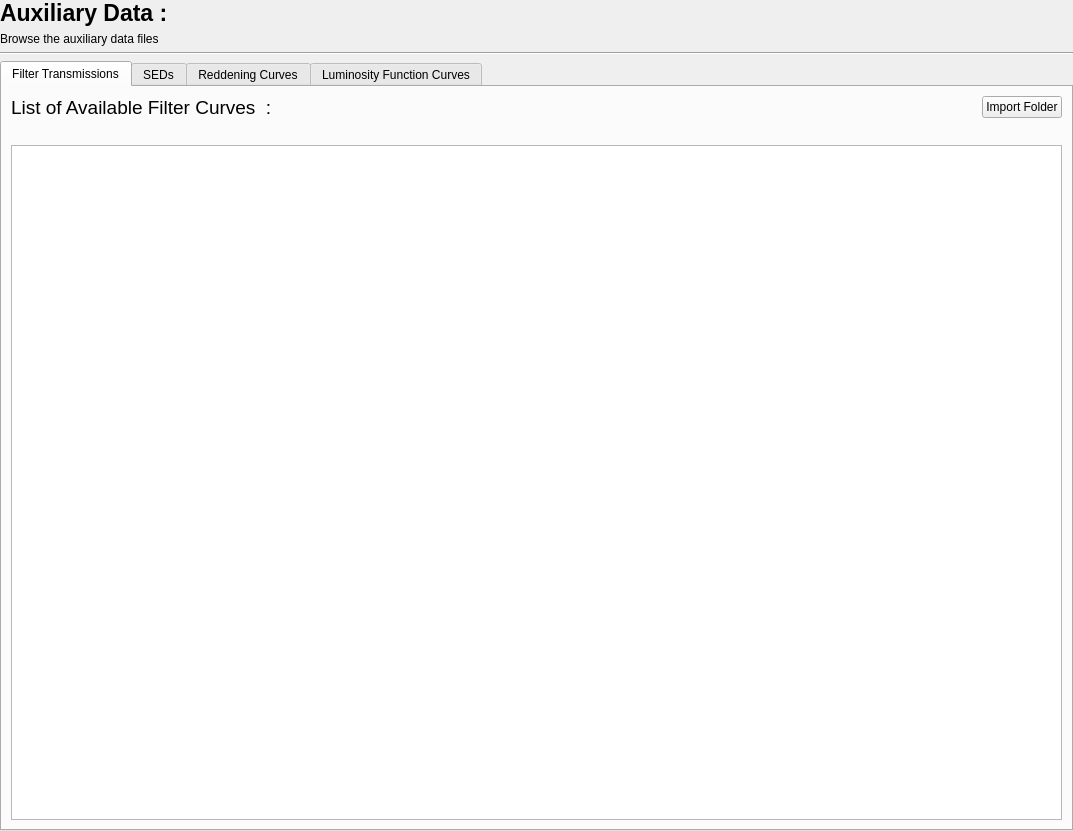
Above: PhzQtUI/auxdir/PhzQtUI/FormAuxDataManagement.ui from astrorama/Phosphoros before the change. Below: the same form after it.
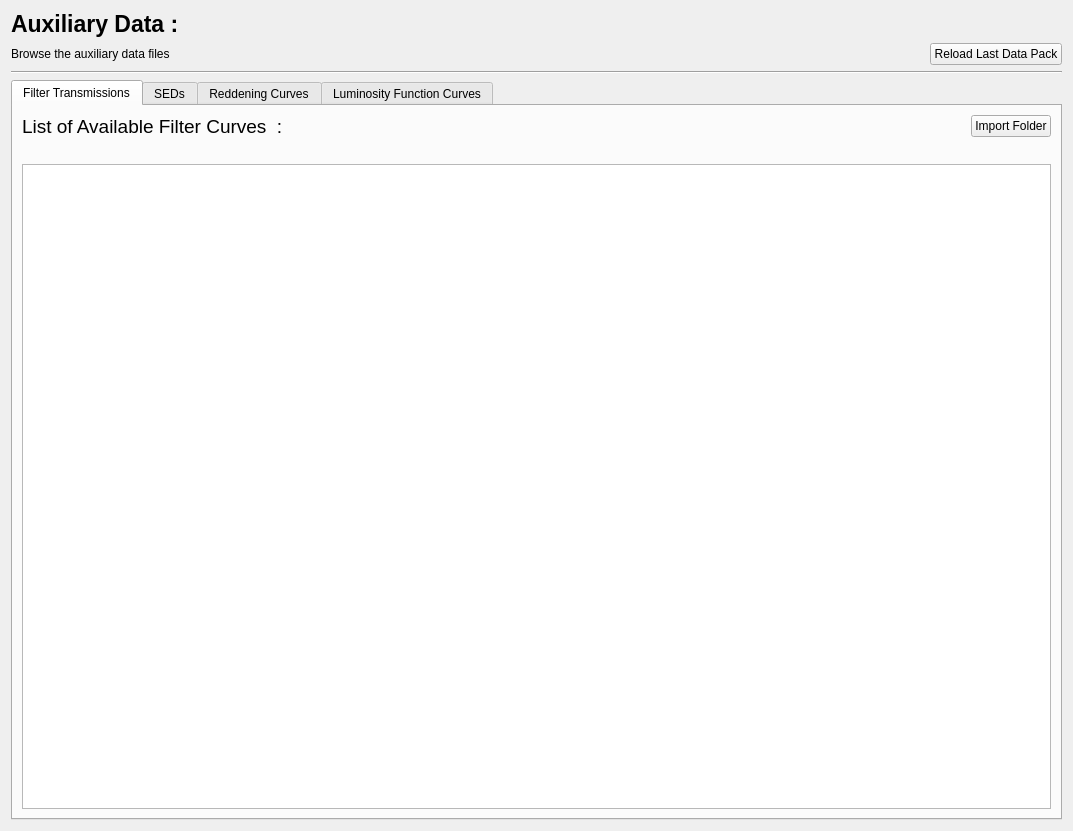
That is the form after the change.

Commit message: Add the possibility to reload the current last data pack

Patch:
```diff
--- a/PhzQtUI/auxdir/PhzQtUI/FormAuxDataManagement.ui
+++ b/PhzQtUI/auxdir/PhzQtUI/FormAuxDataManagement.ui
@@ -14,9 +14,6 @@
    <string>Form</string>
   </property>
   <layout class="QVBoxLayout" name="verticalLayout_2">
-   <property name="margin">
-    <number>0</number>
-   </property>
    <item>
     <layout class="QHBoxLayout" name="horizontalLayout_12">
      <item>
@@ -49,11 +46,35 @@
     </layout>
    </item>
    <item>
+    <layout class="QHBoxLayout" name="horizontalLayout_2">
+     <item>
     <widget class="QLabel" name="label">
      <property name="text">
       <string>Browse the auxiliary data files</string>
      </property>
     </widget>
+     </item>
+     <item>
+      <spacer name="horizontalSpacer_5">
+       <property name="orientation">
+        <enum>Qt::Horizontal</enum>
+       </property>
+       <property name="sizeHint" stdset="0">
+        <size>
+         <width>40</width>
+         <height>20</height>
+        </size>
+       </property>
+      </spacer>
+     </item>
+     <item>
+      <widget class="QPushButton" name="bt_reloadDP">
+       <property name="text">
+        <string>Reload Last Data Pack</string>
+       </property>
+      </widget>
+     </item>
+    </layout>
    </item>
    <item>
     <widget class="Line" name="line_10">
```
Lines whose indentation alone changed are shown as unchanged. The commit also changes 2 other files.
